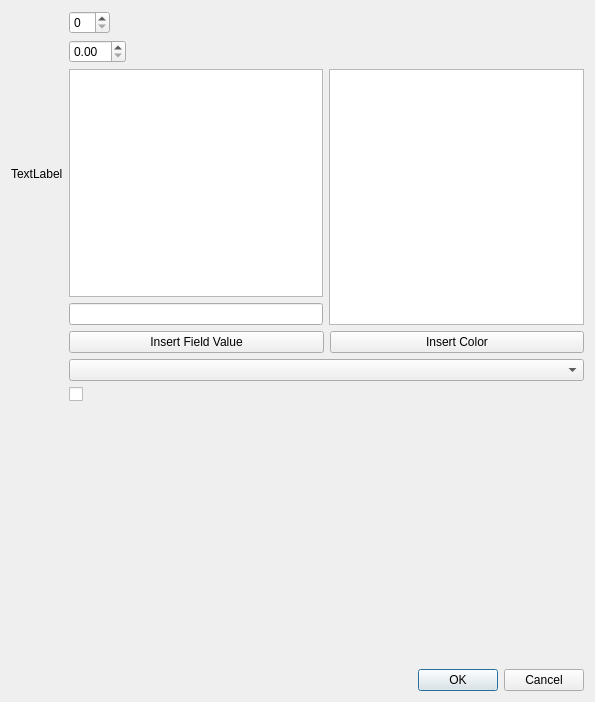
This is src/editor/objecteditor/ui/objectvaluedialog.ui in tdauth/wc3lib as Qt 5 draws it before an edit. The edited form follows.
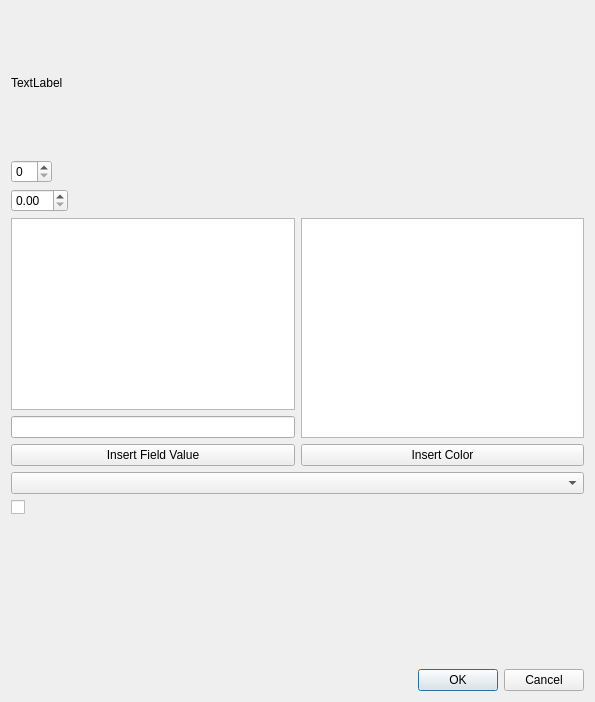
This is the edited form. Custom widgets are drawn as their Qt base class.

The edit to the form file:
```diff
--- a/src/editor/objecteditor/ui/objectvaluedialog.ui
+++ b/src/editor/objecteditor/ui/objectvaluedialog.ui
@@ -23,7 +23,7 @@
    <item row="0" column="0">
     <layout class="QHBoxLayout" name="horizontalLayout">
      <item>
-      <layout class="QVBoxLayout" name="verticalLayout_2">
+      <layout class="QVBoxLayout" name="verticalLayout">
        <item>
         <widget class="QLabel" name="m_label">
          <property name="sizePolicy">
@@ -37,23 +37,6 @@
          </property>
         </widget>
        </item>
-       <item>
-        <spacer name="verticalSpacer">
-         <property name="orientation">
-          <enum>Qt::Vertical</enum>
-         </property>
-         <property name="sizeHint" stdset="0">
-          <size>
-           <width>20</width>
-           <height>40</height>
-          </size>
-         </property>
-        </spacer>
-       </item>
-      </layout>
-     </item>
-     <item>
-      <layout class="QVBoxLayout" name="verticalLayout">
        <item>
         <layout class="QHBoxLayout" name="horizontalLayout_2">
          <item>
```
